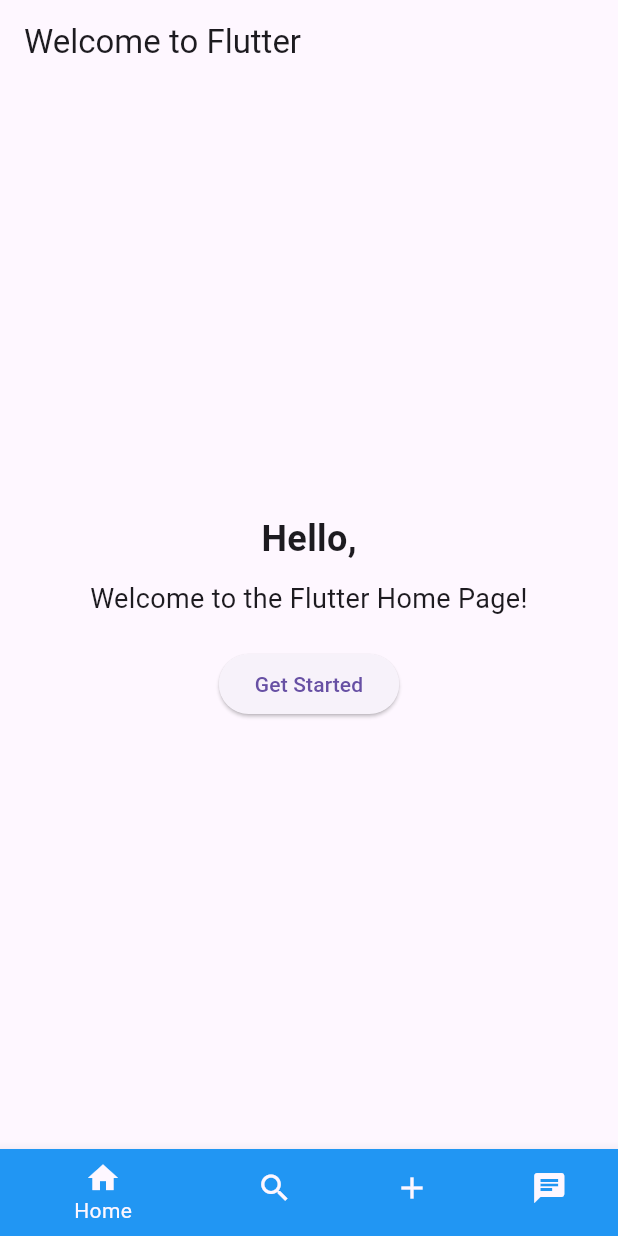
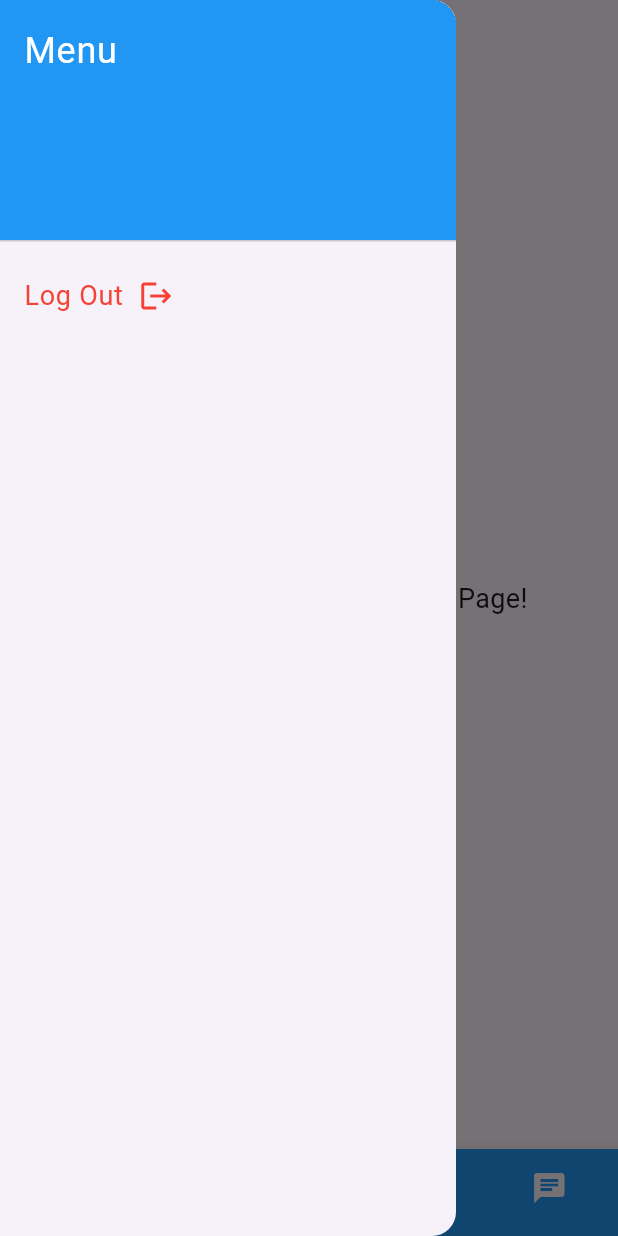
Before and after one commit to AceLake/Assemblage-Flutter, a Flutter app: the screen it shows once a user with an empty profile is signed in, with the side drawer open (before the commit the screen has no drawer), on a phone screen of 412 x 824 dp. Run offline on Flutter 3.47's test engine with Material 3 defaults, Android fonts, the phone set to English and light mode, and no system bars; our stand-ins replace cloud_firestore, firebase_auth, firebase_core; accounts and stored records are empty; network calls fail.

```diff
--- a/lib/pages/landing_page.dart
+++ b/lib/pages/landing_page.dart
@@ -1,19 +1,77 @@
 import 'package:flutter/material.dart';
 import 'package:messaging_app/components/nav_bar.dart';
+import 'package:messaging_app/services/auth/auth_service.dart';
+import 'package:provider/provider.dart';
+
 
 class LandingPage extends StatefulWidget {
   @override
-  _HomePageState createState() => _HomePageState();
+  _LandingPageState createState() => _LandingPageState();
 }
 
-class _HomePageState extends State<LandingPage> {
+class _LandingPageState extends State<LandingPage> {
   int _currentIndex = 0;
+    late AuthService authService; // Declare authService as a late variable
 
+  @override
+  void initState() {
+    super.initState();
+    authService = Provider.of<AuthService>(context, listen: false);
+  }
   @override
   Widget build(BuildContext context) {
     return Scaffold(
       appBar: AppBar(
         title: Text('Welcome to Flutter'),
+        // Add hamburger menu button
+        leading: Builder(
+          builder: (BuildContext context) {
+            return IconButton(
+              icon: Icon(Icons.menu),
+              onPressed: () {
+                Scaffold.of(context).openDrawer(); // Open the drawer
+              },
+            );
+          },
+        ),
+      ),
+      // Add drawer
+      drawer: Drawer(
+        child: ListView(
+          padding: EdgeInsets.zero,
+          children: [
+            DrawerHeader(
+              decoration: BoxDecoration(
+                color: Colors.blue,
+              ),
+              child: Text(
+                'Menu',
+                style: TextStyle(
+                  color: Colors.white,
+                  fontSize: 24,
+                ),
+              ),
+            ),
+            ListTile(
+              title: Row(
+                children: [
+                  Text(
+                    'Log Out',
+                    style: TextStyle(
+                      color: Colors.red,
+                      fontSize: 18,
+                    ),
+                  ),
+                  SizedBox(width: 10), // Add space between text and icon
+                  Icon(Icons.logout, color: Colors.red), // Logout icon
+                ],
+              ),
+              onTap: () {
+                authService.signOut();
+              },
+            ),
+          ],
+        ),
       ),
       body: Center(
         child: Column(
--- a/lib/services/chat/chat_service.dart
+++ b/lib/services/chat/chat_service.dart
@@ -1,6 +1,7 @@
 import 'package:cloud_firestore/cloud_firestore.dart';
 import 'package:firebase_auth/firebase_auth.dart';
 import 'package:flutter/material.dart';
+import 'package:uuid/uuid.dart';
 
 import '../../model/message.dart';
 
@@ -14,9 +15,11 @@ class ChatService extends ChangeNotifier {
     final String currentUserId = _firebaseAuth.currentUser!.uid;
     final String currentUserEmail = _firebaseAuth.currentUser!.email.toString();
     final Timestamp timestamp = Timestamp.now();
-
+    // Generate a UUID for the groupId
+    String messageId = Uuid().v4();
     // create a new message
     Message newMessage = Message(
+        messageId: messageId,
         senderId: currentUserId,
         senderEmail: currentUserEmail,
         message: message,
```
Also changed, not shown: lib/components/my_text_field.dart (+13 -13 lines), lib/model/message.dart (+24 -0 lines), lib/pages/chat_page.dart (+83 -24 lines), lib/services/group/group_service.dart (+39 -6 lines).
